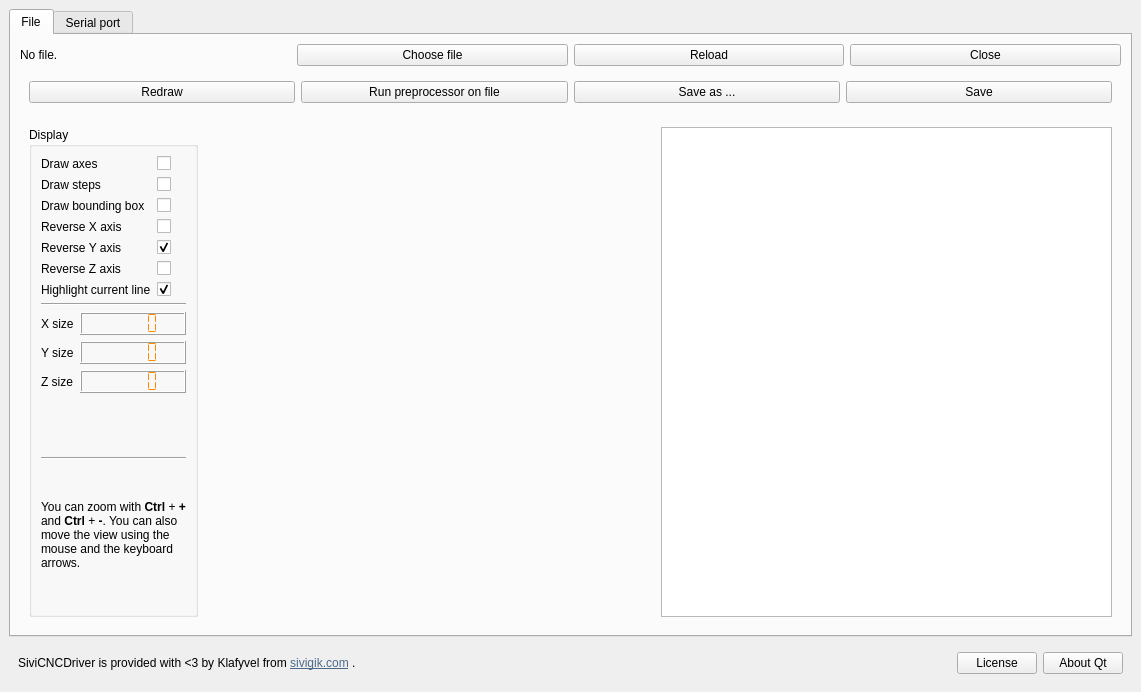
Klafyvel/SiviCNCDriver, file sivicncdriver/ui/main_window.ui: the form before one commit.
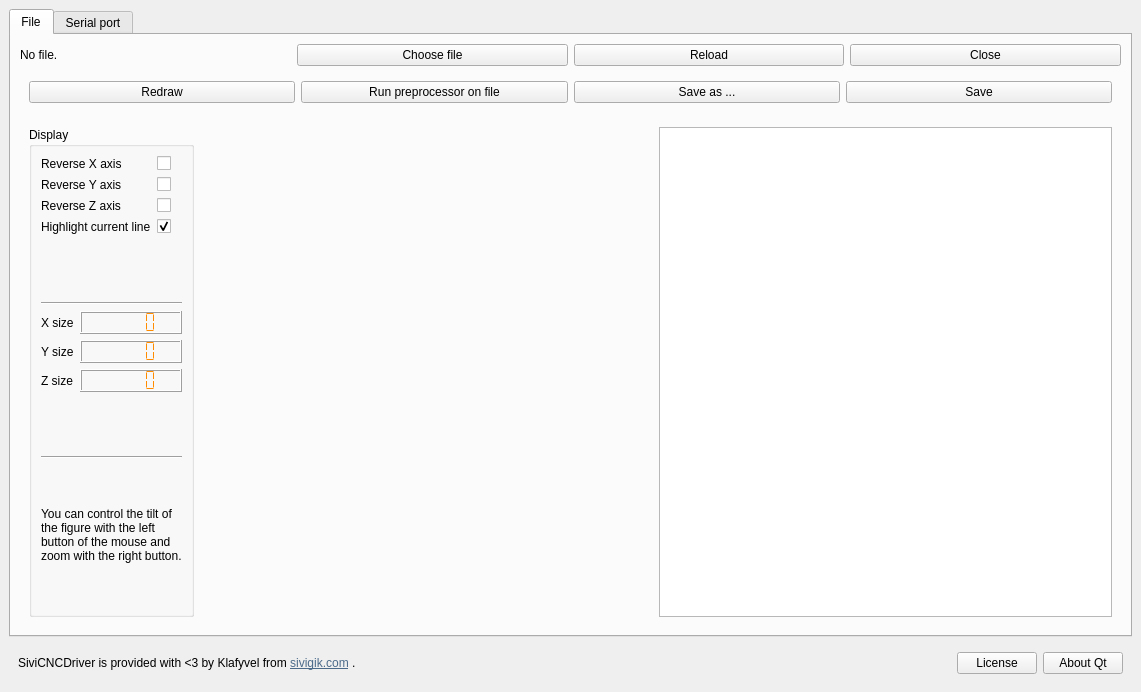
The form after the commit. Icons and pictures are not drawn. Custom widgets are drawn as their Qt base class.

Patch:
```diff
--- a/sivicncdriver/ui/main_window.ui
+++ b/sivicncdriver/ui/main_window.ui
@@ -141,73 +141,40 @@
               <item>
                <layout class="QFormLayout" name="formLayout_4">
                 <item row="0" column="0">
-                 <widget class="QLabel" name="afficherLesAxesLabel">
-                  <property name="text">
-                   <string>Draw axes</string>
-                  </property>
-                 </widget>
-                </item>
-                <item row="0" column="1">
-                 <widget class="QCheckBox" name="display_axis"/>
-                </item>
-                <item row="1" column="0">
-                 <widget class="QLabel" name="afficherLesTapesLabel">
-                  <property name="text">
-                   <string>Draw steps</string>
-                  </property>
-                 </widget>
-                </item>
-                <item row="1" column="1">
-                 <widget class="QCheckBox" name="display_draw_steps"/>
-                </item>
-                <item row="2" column="0">
-                 <widget class="QLabel" name="afficherLaBoTeDeDLimitationLabel">
-                  <property name="text">
-                   <string>Draw bounding box</string>
-                  </property>
-                  <property name="wordWrap">
-                   <bool>true</bool>
-                  </property>
-                 </widget>
-                </item>
-                <item row="2" column="1">
-                 <widget class="QCheckBox" name="display_bounding_box"/>
-                </item>
-                <item row="3" column="0">
                  <widget class="QLabel" name="inverserLAxeXLabel">
                   <property name="text">
                    <string>Reverse X axis</string>
                   </property>
                  </widget>
                 </item>
-                <item row="3" column="1">
+                <item row="0" column="1">
                  <widget class="QCheckBox" name="reverse_display_x"/>
                 </item>
-                <item row="4" column="0">
+                <item row="1" column="0">
                  <widget class="QLabel" name="inverserLAxeYLabel">
                   <property name="text">
                    <string>Reverse Y axis</string>
                   </property>
                  </widget>
                 </item>
-                <item row="4" column="1">
+                <item row="1" column="1">
                  <widget class="QCheckBox" name="reverse_display_y">
                   <property name="checked">
-                   <bool>true</bool>
+                   <bool>false</bool>
                   </property>
                  </widget>
                 </item>
-                <item row="5" column="0">
+                <item row="2" column="0">
                  <widget class="QLabel" name="inverserLAxeZLabel">
                   <property name="text">
                    <string>Reverse Z axis</string>
                   </property>
                  </widget>
                 </item>
-                <item row="5" column="1">
+                <item row="2" column="1">
                  <widget class="QCheckBox" name="reverse_display_z"/>
                 </item>
-                <item row="6" column="0">
+                <item row="3" column="0">
                  <widget class="QLabel" name="surlignerLeDessinDeLaLigneCourranteLabel">
                   <property name="text">
                    <string>Highlight current line</string>
@@ -217,7 +184,7 @@
                   </property>
                  </widget>
                 </item>
-                <item row="6" column="1">
+                <item row="3" column="1">
                  <widget class="QCheckBox" name="chk_display_current_line">
                   <property name="checked">
                    <bool>true</bool>
@@ -312,7 +279,7 @@
 }</string>
                 </property>
                 <property name="text">
-                 <string>&lt;html&gt;&lt;head/&gt;&lt;body&gt;&lt;p&gt;You can zoom with &lt;span style=&quot; font-weight:600;&quot;&gt;Ctrl&lt;/span&gt; + &lt;span style=&quot; font-weight:600;&quot;&gt;+&lt;/span&gt; and &lt;span style=&quot; font-weight:600;&quot;&gt;Ctrl&lt;/span&gt; + &lt;span style=&quot; font-weight:600;&quot;&gt;-&lt;/span&gt;. You can also move the view using the mouse and the keyboard arrows.&lt;/p&gt;&lt;/body&gt;&lt;/html&gt;</string>
+                 <string>&lt;html&gt;&lt;head/&gt;&lt;body&gt;&lt;p&gt;You can control the tilt of the figure with the left button of the mouse and zoom with the right button.&lt;/p&gt;&lt;/body&gt;&lt;/html&gt;</string>
                 </property>
                 <property name="textFormat">
                  <enum>Qt::RichText</enum>
```
